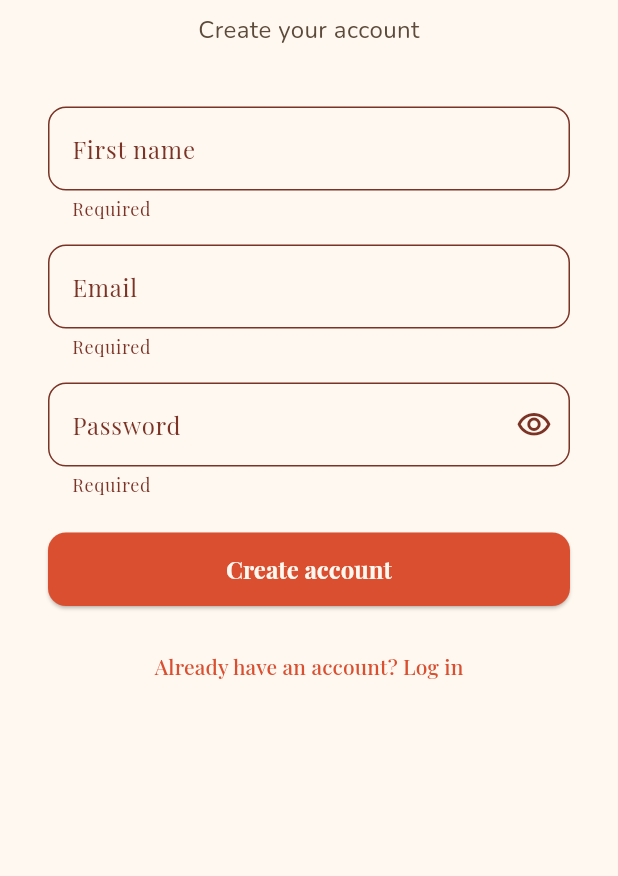
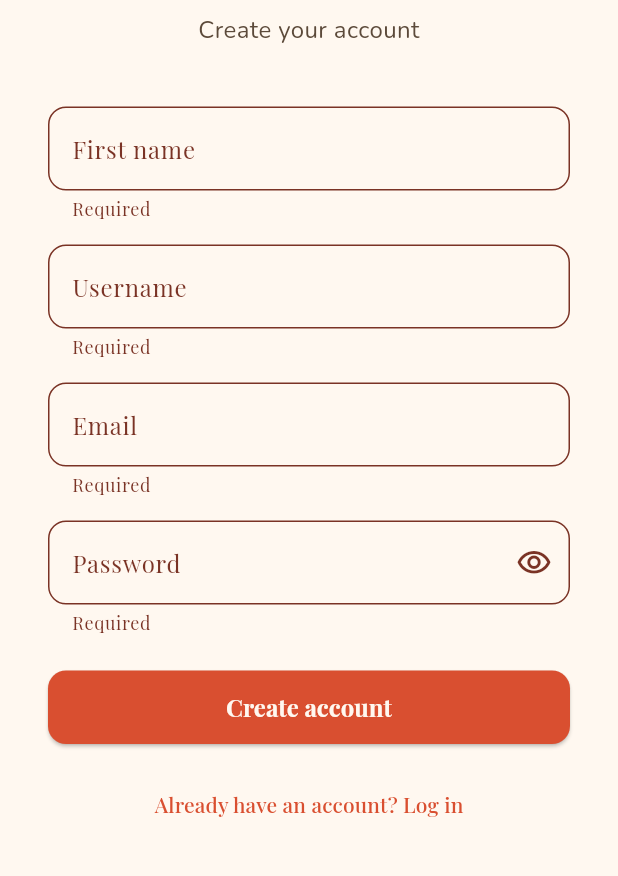
Before and after one commit to jessicamumby/Scroll-Books-Flutter, a Flutter app: the SignUpScreen screen opened by its route, after a tap on "Create account", on a phone screen of 412 x 824 dp, the part 165-1041 px from its top. Run offline on Flutter 3.47's test engine with Material 3 defaults, Android fonts, the phone set to English and light mode, and no system bars; our stand-ins replace app_links, flutter_dotenv, go_router, google_fonts, share_plus, shared_preferences and 1 more; accounts and stored records are empty.

Commit message:
feat: username field in signup with real-time availability check
Co-Authored-By: Claude Opus 4.6 <noreply@anthropic.com>

```diff
--- a/lib/screens/signup_screen.dart
+++ b/lib/screens/signup_screen.dart
@@ -4,6 +4,7 @@ import 'package:google_fonts/google_fonts.dart';
 import 'package:supabase_flutter/supabase_flutter.dart';
 import '../core/theme.dart';
 import '../core/supabase_client.dart';
+import '../services/user_data_service.dart';
 
 class SignUpScreen extends StatefulWidget {
   const SignUpScreen({super.key});
@@ -15,48 +16,96 @@ class SignUpScreen extends StatefulWidget {
 class _SignUpScreenState extends State<SignUpScreen> {
   final _formKey = GlobalKey<FormState>();
   final _name = TextEditingController();
+  final _username = TextEditingController();
   final _email = TextEditingController();
   final _password = TextEditingController();
   bool _loading = false;
   bool _obscure = true;
   String? _error;
 
+  // Username availability state: null=unchecked, 'checking', 'available', 'taken', 'invalid'
+  String? _usernameStatus;
+  String _lastCheckedUsername = '';
+
+  static final _usernameRegex = RegExp(r'^[a-z0-9_]{3,20}$');
+
   @override
   void dispose() {
     _name.dispose();
+    _username.dispose();
     _email.dispose();
     _password.dispose();
     super.dispose();
   }
 
+  Future<void> _checkUsernameAvailability(String value) async {
+    final trimmed = value.trim().toLowerCase();
+    if (trimmed == _lastCheckedUsername) return;
+    _lastCheckedUsername = trimmed;
+
+    if (!_usernameRegex.hasMatch(trimmed)) {
+      setState(() => _usernameStatus = 'invalid');
+      return;
+    }
+    setState(() => _usernameStatus = 'checking');
+
+    final available = await UserDataService.isUsernameAvailable(trimmed);
+    if (!mounted || _lastCheckedUsername != trimmed) return;
+    setState(() => _usernameStatus = available ? 'available' : 'taken');
+  }
+
   Future<void> _submit() async {
     if (!_formKey.currentState!.validate()) return;
-    setState(() {
-      _loading = true;
-      _error = null;
-    });
+    if (_usernameStatus != 'available') {
+      setState(() => _error = 'Please choose a valid available username.');
+      return;
+    }
+    setState(() { _loading = true; _error = null; });
     try {
-      await supabase.auth.signUp(
+      final response = await supabase.auth.signUp(
         email: _email.text.trim(),
         password: _password.text,
         data: {'display_name': _name.text.trim()},
         emailRedirectTo: 'scrollbooks://auth-callback',
       );
+      final userId = response.user?.id;
+      if (userId != null) {
+        await UserDataService.saveUsername(userId, _username.text.trim().toLowerCase());
+      }
       if (mounted) {
-        context.go(
-          '/email-confirm?email=${Uri.encodeComponent(_email.text.trim())}',
-        );
+        context.go('/email-confirm?email=${Uri.encodeComponent(_email.text.trim())}');
       }
     } on AuthException catch (e) {
-      setState(() {
-        _error = e.message;
-      });
+      setState(() => _error = e.message);
     } catch (_) {
-      setState(() {
-        _error = 'Something went wrong. Please try again.';
-      });
+      setState(() => _error = 'Something went wrong. Please try again.');
     } finally {
       if (mounted) setState(() => _loading = false);
+    }
+  }
+
+  String? _validateUsername(String? v) {
+    if (v == null || v.isEmpty) return 'Required';
+    final trimmed = v.trim().toLowerCase();
+    if (!_usernameRegex.hasMatch(trimmed)) {
+      return 'Use lowercase letters, numbers and underscores (3–20 chars)';
+    }
+    return null;
+  }
+
+  Widget _usernameStatusIcon() {
+    switch (_usernameStatus) {
+      case 'checking':
+        return const SizedBox(
+          width: 16, height: 16,
+          child: CircularProgressIndicator(strokeWidth: 2),
+        );
+      case 'available':
+        return Icon(Icons.check_circle_outline, color: AppTheme.sage, size: 20);
+      case 'taken':
+        return Icon(Icons.cancel_outlined, color: AppTheme.sienna, size: 20);
+      default:
+        return const SizedBox.shrink();
     }
   }
 
@@ -74,9 +123,7 @@ class _SignUpScreenState extends State<SignUpScreen> {
               Text(
                 'Scroll Books',
                 style: GoogleFonts.lora(
-                  fontSize: 32,
-                  fontWeight: FontWeight.w700,
-                  color: AppTheme.ink,
+                  fontSize: 32, fontWeight: FontWeight.w700, color: AppTheme.ink,
                 ),
                 textAlign: TextAlign.center,
               ),
@@ -96,8 +143,33 @@ class _SignUpScreenState extends State<SignUpScreen> {
                       controller: _name,
                       decoration: const InputDecoration(labelText: 'First name'),
                       textCapitalization: TextCapitalization.words,
-                      validator: (v) =>
-                          (v == null || v.isEmpty) ? 'Required' : null,
+                      validator: (v) => (v == null || v.isEmpty) ? 'Required' : null,
+                    ),
+                    const SizedBox(height: 16),
+                    TextFormField(
+                      controller: _username,
+                      decoration: InputDecoration(
+                        labelText: 'Username',
+                        hintText: 'e.g. jessreads',
+                        prefixText: '@',
+                        suffixIcon: Padding(
+                          padding: const EdgeInsets.only(right: 12),
+                          child: _usernameStatusIcon(),
+                        ),
+                        suffixIconConstraints: const BoxConstraints(minWidth: 0, minHeight: 0),
+                      ),
+                      autocorrect: false,
+                      enableSuggestions: false,
+                      onChanged: (v) {
+                        if (v.trim().length >= 3) {
+                          Future.delayed(const Duration(milliseconds: 400), () {
+                            if (mounted) _checkUsernameAvailability(v);
+                          });
+                        } else {
+                          setState(() => _usernameStatus = null);
+                        }
+                      },
+                      validator: _validateUsername,
                     ),
                     const SizedBox(height: 16),
                     TextFormField(
@@ -118,13 +190,10 @@ class _SignUpScreenState extends State<SignUpScreen> {
                       decoration: InputDecoration(
                         labelText: 'Password',
                         suffixIcon: IconButton(
-                          icon: Icon(
-                            _obscure
-                                ? Icons.visibility_outlined
-                                : Icons.visibility_off_outlined,
-                          ),
-                          onPressed: () =>
-                              setState(() => _obscure = !_obscure),
+                          icon: Icon(_obscure
+                              ? Icons.visibility_outlined
+                              : Icons.visibility_off_outlined),
+                          onPressed: () => setState(() => _obscure = !_obscure),
                         ),
                       ),
                       validator: (v) {
@@ -135,26 +204,17 @@ class _SignUpScreenState extends State<SignUpScreen> {
                     ),
                     if (_error != null) ...[
                       const SizedBox(height: 12),
-                      Text(
-                        _error!,
-                        style: TextStyle(
-                          color: AppTheme.sienna,
-                          fontSize: 14,
-                        ),
-                      ),
+                      Text(_error!,
+                          style: TextStyle(color: AppTheme.sienna, fontSize: 14)),
                     ],
                     const SizedBox(height: 24),
                     ElevatedButton(
                       onPressed: _loading ? null : _submit,
                       child: _loading
                           ? const SizedBox(
-                              height: 20,
-                              width: 20,
+                              height: 20, width: 20,
                               child: CircularProgressIndicator(
-                                strokeWidth: 2,
-                                color: Colors.white,
-                              ),
-                            )
+                                  strokeWidth: 2, color: Colors.white))
                           : const Text('Create account'),
                     ),
                   ],
@@ -163,10 +223,8 @@ class _SignUpScreenState extends State<SignUpScreen> {
               const SizedBox(height: 16),
               TextButton(
                 onPressed: () => context.go('/login'),
-                child: Text(
-                  'Already have an account? Log in',
-                  style: TextStyle(color: AppTheme.brand),
-                ),
+                child: Text('Already have an account? Log in',
+                    style: TextStyle(color: AppTheme.brand)),
               ),
             ],
           ),
```
Also changed, not shown: 1 other file.
